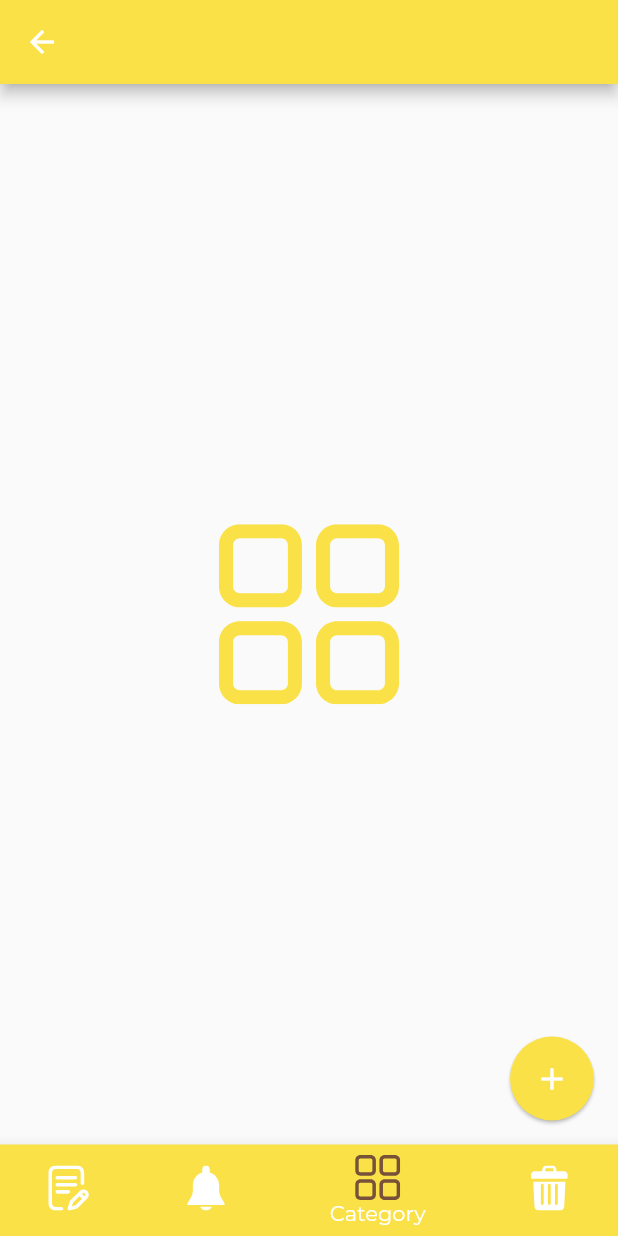
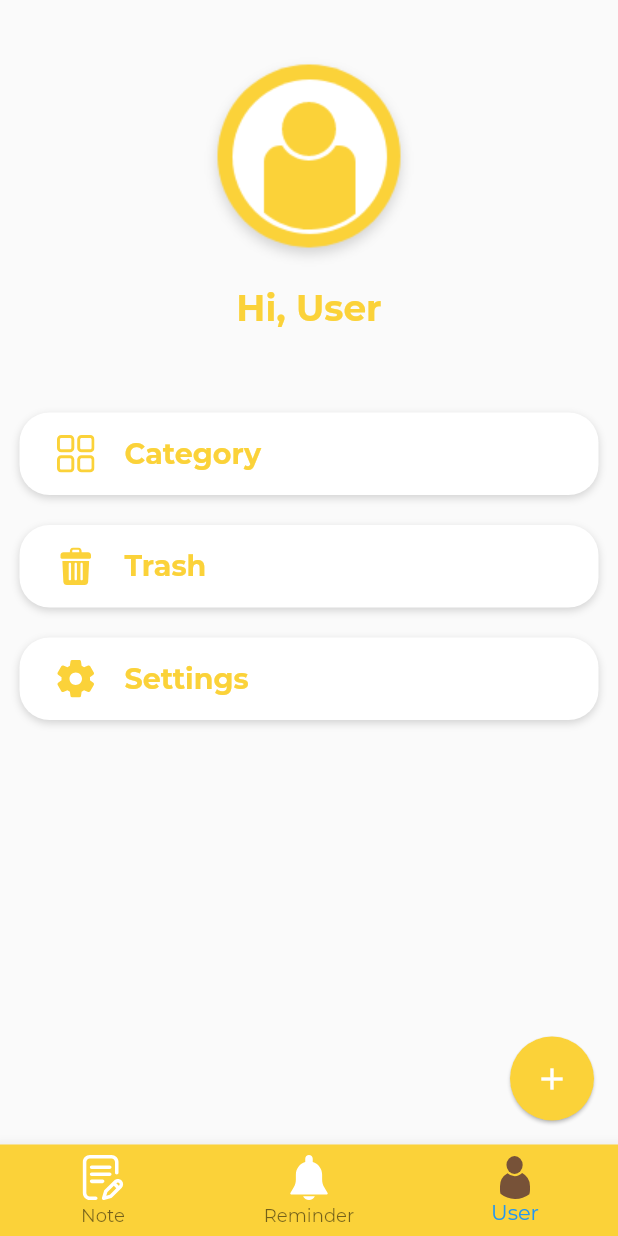
Before and after one commit to MartienJun/flutter_note_it, a Flutter app: the MyNavigation screen opened by its route, swiped to page 3, on a phone screen of 412 x 824 dp. Run offline on Flutter 3.47's test engine with Material 2 defaults, Android fonts, the light colour scheme and no system bars; our stand-ins replace flutter_svg.

Commit message:
feat: Add user screen, and code refactor
Delet  widget screen TrashScreen(), UserScreen()

```diff
--- a/note_it/lib/components/navigation.dart
+++ b/note_it/lib/components/navigation.dart
@@ -5,8 +5,9 @@ import 'package:flutter_svg/flutter_svg.dart';
 import 'package:note_it/constants.dart';
 import 'package:note_it/screens/home_screen.dart';
 import 'package:note_it/screens/reminder_screen.dart';
-import 'package:note_it/screens/category_screen.dart';
-import 'package:note_it/screens/trash_screen.dart';
+//import 'package:note_it/screens/category_screen.dart';
+//import 'package:note_it/screens/trash_screen.dart';
+import 'package:note_it/screens/user_screen.dart';
 
 class MyNavigation extends StatefulWidget {
   static const String id = 'my_navigation';
@@ -22,8 +23,7 @@ class _MyNavigationState extends State<MyNavigation> {
   List<Widget> _screens = [
     HomeScreen(),
     ReminderScreen(),
-    CategoryScreen(),
-    TrashScreen(),
+    UserScreen(),
   ];
 
   int _selectedIndex = 0;
@@ -42,9 +42,6 @@ class _MyNavigationState extends State<MyNavigation> {
   @override
   Widget build(BuildContext context) {
     return Scaffold(
-      appBar: AppBar(
-        backgroundColor: primaryColor,
-      ),
       body: PageView(
         controller: _pageController,
         /*
@@ -65,6 +62,7 @@ class _MyNavigationState extends State<MyNavigation> {
         ),
       ),
       bottomNavigationBar: BottomNavigationBar(
+        backgroundColor: primaryColor,
         currentIndex: _selectedIndex,
         //If i tapped, then ...
         onTap: _onItemTapped,
@@ -107,33 +105,16 @@ class _MyNavigationState extends State<MyNavigation> {
           //Index 2
           BottomNavigationBarItem(
             icon: SvgPicture.asset(
-              'assets/icons/menu.svg',
-              width: 30,
+              'assets/icons/user.svg',
+              width: 20,
               color: _selectedIndex == 2 ? secondaryColor : Colors.white,
             ),
             title: Text(
-              'Category',
+              'User',
               style: TextStyle(
                 color: _selectedIndex == 2 ? secondaryColor : Colors.white,
                 fontWeight:
-                    _selectedIndex == 2 ? FontWeight.w700 : FontWeight.w400,
-              ),
-            ),
-            backgroundColor: primaryColor,
-          ),
-          //Index 3
-          BottomNavigationBarItem(
-            icon: SvgPicture.asset(
-              'assets/icons/trash.svg',
-              width: 30,
-              color: _selectedIndex == 3 ? secondaryColor : Colors.white,
-            ),
-            title: Text(
-              'Trash',
-              style: TextStyle(
-                color: _selectedIndex == 3 ? secondaryColor : Colors.white,
-                fontWeight:
-                    _selectedIndex == 3 ? FontWeight.w700 : FontWeight.w400,
+                _selectedIndex == 2 ? FontWeight.w700 : FontWeight.w400,
               ),
             ),
             backgroundColor: primaryColor,
--- a/note_it/lib/constants.dart
+++ b/note_it/lib/constants.dart
@@ -1,6 +1,6 @@
 import 'package:flutter/material.dart';
 
-const primaryColor = Color.fromRGBO(250, 225, 71, 1.0);
+const primaryColor = Color.fromRGBO(251, 210, 57, 1.0);
 const secondaryColor = Color.fromRGBO(119, 82, 56, 1.0);
 const ColorGray = Color.fromRGBO(184, 184, 184, 1.0);
 const ColorLightGray = Color.fromRGBO(219, 219, 219, 1.0);
--- a/note_it/lib/main.dart
+++ b/note_it/lib/main.dart
@@ -6,6 +6,7 @@ import 'package:note_it/screens/reminder_screen.dart';
 import 'package:note_it/screens/category_screen.dart';
 import 'package:note_it/screens/settings_screen.dart';
 import 'package:note_it/screens/trash_screen.dart';
+import 'package:note_it/screens/user_screen.dart';
 
 void main() {
   runApp(MyApp());
@@ -31,6 +32,7 @@ class MyApp extends StatelessWidget {
         CategoryScreen.id: (context) => CategoryScreen(),
         TrashScreen.id: (context) => TrashScreen(),
         SettingsScreen.id: (context) => SettingsScreen(),
+        UserScreen.id: (context) => UserScreen(),
       },
     );
   }
--- a/note_it/lib/screens/home_screen.dart
+++ b/note_it/lib/screens/home_screen.dart
@@ -15,11 +15,28 @@ class _HomeScreenState extends State<HomeScreen> {
   @override
   Widget build(BuildContext context) {
     return Scaffold(
-      body: Center(
-        child: SvgPicture.asset(
-          'assets/icons/writing.svg',
-          color: primaryColor,
-          width: 120.0,
+      body: SafeArea(
+        child: Container(
+          alignment: Alignment.center,
+          child: Column(
+            mainAxisAlignment: MainAxisAlignment.center,
+            children: <Widget>[
+              SvgPicture.asset(
+                'assets/icons/writing.svg',
+                color: primaryColor,
+                width: 120.0,
+              ),
+              SizedBox(height: 22.0),
+              Text(
+                'Note is Empty',
+                style: TextStyle(
+                  color: secondaryColor,
+                  fontWeight: FontWeight.bold,
+                  fontSize: 23.0,
+                ),
+              ),
+            ],
+          ),
         ),
       ),
     );
--- a/note_it/lib/screens/reminder_screen.dart
+++ b/note_it/lib/screens/reminder_screen.dart
@@ -13,12 +13,29 @@ class _ReminderScreenState extends State<ReminderScreen> {
 
   @override
   Widget build(BuildContext context) {
-    return Scaffold(
-      body: Center(
-        child: SvgPicture.asset(
-          'assets/icons/notification.svg',
-          color: primaryColor,
-          width: 120.0,
+    return  Scaffold(
+      body: SafeArea(
+        child: Container(
+          alignment: Alignment.center,
+          child: Column(
+            mainAxisAlignment: MainAxisAlignment.center,
+            children: <Widget>[
+              SvgPicture.asset(
+                'assets/icons/notification.svg',
+                color: primaryColor,
+                width: 120.0,
+              ),
+              SizedBox(height: 22.0),
+              Text(
+                'Reminder is Empty',
+                style: TextStyle(
+                  color: secondaryColor,
+                  fontWeight: FontWeight.bold,
+                  fontSize: 23.0,
+                ),
+              ),
+            ],
+          ),
         ),
       ),
     );
--- /dev/null
+++ b/note_it/lib/screens/user_screen.dart
@@ -0,0 +1,150 @@
+import 'package:flutter/material.dart';
+import 'package:note_it/constants.dart';
+import 'package:flutter_svg/flutter_svg.dart';
+
+class UserScreen extends StatefulWidget {
+  static const String id = 'user_screen';
+
+  @override
+  _UserScreenState createState() => _UserScreenState();
+}
+
+class _UserScreenState extends State<UserScreen> {
+  @override
+  Widget build(BuildContext context) {
+    Size size = MediaQuery.of(context).size;
+
+    return Scaffold(
+      body: SafeArea(
+        child: Container(
+          padding: EdgeInsets.fromLTRB(13, 35, 13, 0),
+          child: Column(
+            children: [
+              Container(
+                alignment: Alignment.center,
+                child: Column(
+                  children: [
+                    Image(
+                      image: AssetImage('assets/images/profile.png'),
+                    ),
+                    SizedBox(height: 10.0),
+                    Text(
+                      'Hi, User',
+                      style: TextStyle(
+                        fontSize: 24.0,
+                        fontWeight: FontWeight.bold,
+                        color: primaryColor,
+                      ),
+                    ),
+                  ],
+                ),
+              ),
+              SizedBox(height: 55.0),
+              //Button 1
+              Container(
+                  padding:
+                      EdgeInsets.symmetric(vertical: 15.0, horizontal: 25.0),
+                  decoration: BoxDecoration(
+                    color: Colors.white,
+                    borderRadius: BorderRadius.circular(20.0),
+                    boxShadow: [
+                      BoxShadow(
+                        color: Colors.black.withOpacity(0.16),
+                        offset: Offset(0.0, 2.0),
+                        blurRadius: 4.0,
+                      ),
+                    ],
+                  ),
+                  child: Row(
+                    children: [
+                      SvgPicture.asset(
+                        'assets/icons/menu.svg',
+                        width: 25.0,
+                        color: primaryColor,
+                      ),
+                      SizedBox(width: 20.0),
+                      Text(
+                        'Category',
+                        style: TextStyle(
+                          color: primaryColor,
+                          fontWeight: FontWeight.bold,
+                          fontSize: 19.0,
+                        ),
+                      ),
+                    ],
+                  )),
+              SizedBox(height: 20.0),
+              //Button 2
+              Container(
+                  padding:
+                      EdgeInsets.symmetric(vertical: 15.0, horizontal: 25.0),
+                  decoration: BoxDecoration(
+                    color: Colors.white,
+                    borderRadius: BorderRadius.circular(20.0),
+                    boxShadow: [
+                      BoxShadow(
+                        color: Colors.black.withOpacity(0.16),
+                        offset: Offset(0.0, 2.0),
+                        blurRadius: 4.0,
+                      ),
+                    ],
+                  ),
+                  child: Row(
+                    children: [
+                      SvgPicture.asset(
+                        'assets/icons/trash.svg',
+                        width: 25.0,
+                        color: primaryColor,
+                      ),
+                      SizedBox(width: 20.0),
+                      Text(
+                        'Trash',
+                        style: TextStyle(
+                          color: primaryColor,
+                          fontWeight: FontWeight.bold,
+                          fontSize: 19.0,
+                        ),
+                      ),
+                    ],
+                  )),
+              SizedBox(height: 20.0),
+              //Button 3
+              Container(
+                padding: EdgeInsets.symmetric(vertical: 15.0, horizontal: 25.0),
+                decoration: BoxDecoration(
+                  color: Colors.white,
+                  borderRadius: BorderRadius.circular(20.0),
+                  boxShadow: [
+                    BoxShadow(
+                      color: Colors.black.withOpacity(0.16),
+                      offset: Offset(0.0, 2.0),
+                      blurRadius: 4.0,
+                    ),
+                  ],
+                ),
+                child: Row(
+                  children: [
+                    SvgPicture.asset(
+                      'assets/icons/settings.svg',
+                      width: 25.0,
+                      color: primaryColor,
+                    ),
+                    SizedBox(width: 20.0),
+                    Text(
+                      'Settings',
+                      style: TextStyle(
+                        color: primaryColor,
+                        fontWeight: FontWeight.bold,
+                        fontSize: 19.0,
+                      ),
+                    ),
+                  ],
+                ),
+              ),
+            ],
+          ),
+        ),
+      ),
+    );
+  }
+}
```
Also changed, not shown: note_it/assets/icons/user.svg (added), note_it/assets/images/profile.png (added).
